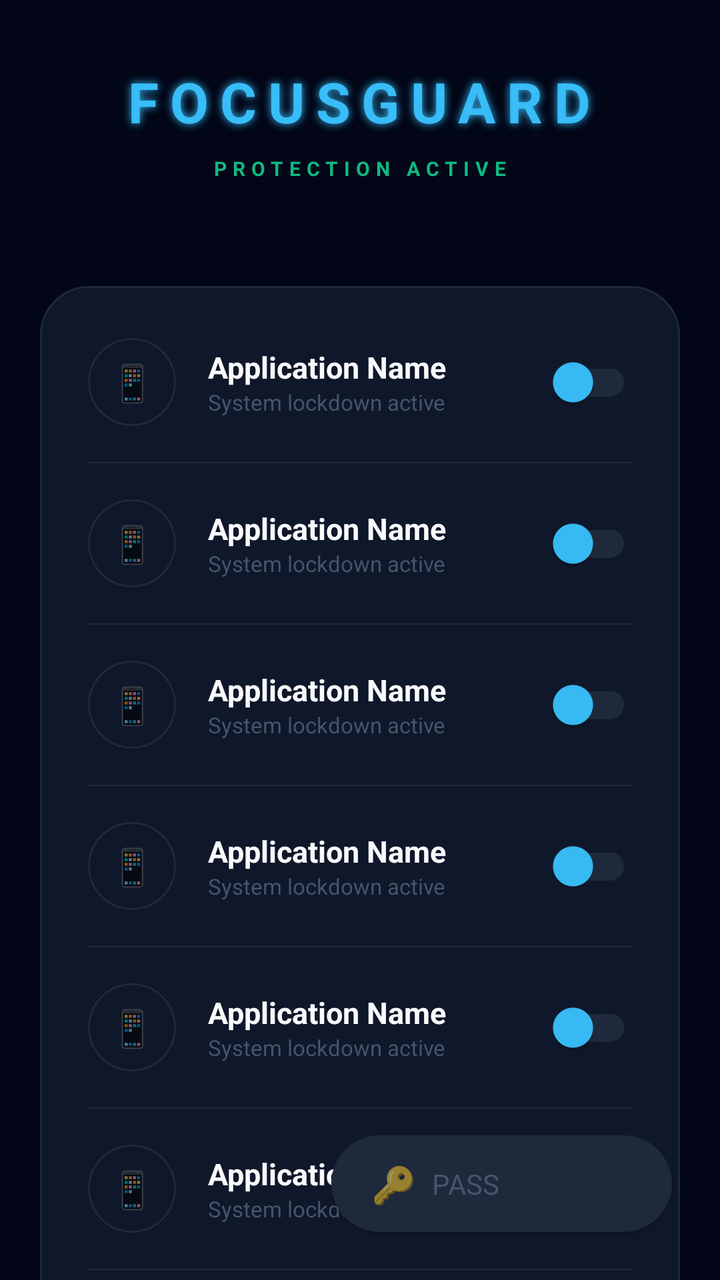
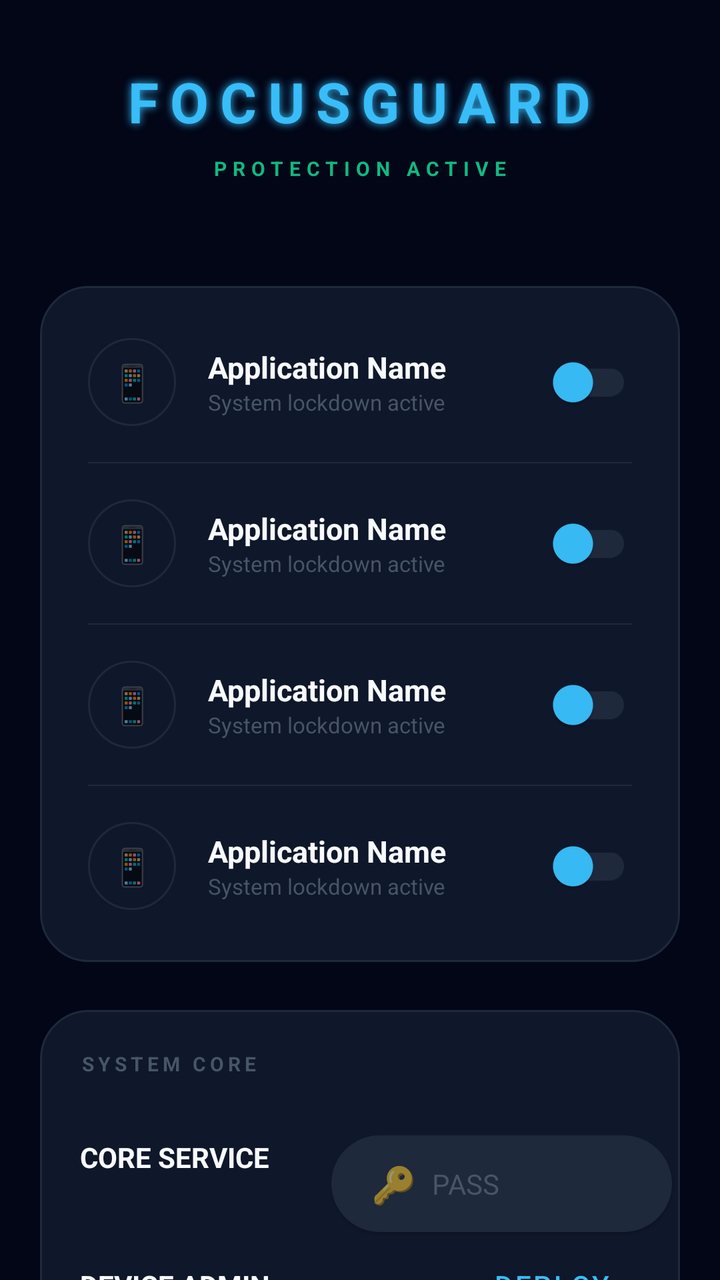

Two renders of the same Android screen: before a commit and after it. Below are the layout's source before the change and the commit's diff.
<!-- AndroidManifest.xml: activity theme Theme.FocusGuard -->
<!-- res/layout/activity_main.xml -->
<?xml version="1.0" encoding="utf-8"?>
<androidx.constraintlayout.widget.ConstraintLayout 
    xmlns:android="http://schemas.android.com/apk/res/android"
    xmlns:app="http://schemas.android.com/apk/res-auto"
    android:layout_width="match_parent"
    android:layout_height="match_parent"
    android:background="@color/bg_midnight">

    
    <LinearLayout
        android:id="@+id/header"
        android:layout_width="match_parent"
        android:layout_height="wrap_content"
        android:orientation="vertical"
        android:padding="32dp"
        android:gravity="center"
        app:layout_constraintTop_toTopOf="parent">

        <TextView
            android:layout_width="wrap_content"
            android:layout_height="wrap_content"
            android:text="FOCUSGUARD"
            android:textColor="@color/neon_blue"
            android:textSize="28sp"
            android:textStyle="bold"
            android:letterSpacing="0.2"
            android:shadowColor="@color/neon_blue"
            android:shadowDx="0"
            android:shadowDy="0"
            android:shadowRadius="10"/>

        <TextView
            android:layout_width="wrap_content"
            android:layout_height="wrap_content"
            android:text="PROTECTION ACTIVE"
            android:textColor="@color/success_emerald"
            android:textSize="10sp"
            android:textStyle="bold"
            android:letterSpacing="0.3"
            android:layout_marginTop="8dp"/>
    </LinearLayout>

    <androidx.core.widget.NestedScrollView
        android:layout_width="match_parent"
        android:layout_height="0dp"
        app:layout_constraintTop_toBottomOf="@id/header"
        app:layout_constraintBottom_toBottomOf="parent">

        <LinearLayout
            android:layout_width="match_parent"
            android:layout_height="wrap_content"
            android:orientation="vertical"
            android:padding="20dp">

            

            
            <LinearLayout
                android:layout_width="match_parent"
                android:layout_height="wrap_content"
                android:orientation="vertical"
                android:background="@drawable/shape_futuristic_card"
                android:padding="8dp"
                android:layout_marginBottom="24dp">

                <include layout="@layout/item_switch_futuristic" android:id="@+id/rowWhatsApp" />
                <View android:layout_width="match_parent" android:layout_height="0.5dp" android:background="#1E293B" android:layout_marginHorizontal="16dp"/>
                <include layout="@layout/item_switch_futuristic" android:id="@+id/rowYouTube" />
                <View android:layout_width="match_parent" android:layout_height="0.5dp" android:background="#1E293B" android:layout_marginHorizontal="16dp"/>
                <include layout="@layout/item_switch_futuristic" android:id="@+id/rowInstagram" />
                <View android:layout_width="match_parent" android:layout_height="0.5dp" android:background="#1E293B" android:layout_marginHorizontal="16dp"/>
                <include layout="@layout/item_switch_futuristic" android:id="@+id/rowGoogleAssistant" />
                <View android:layout_width="match_parent" android:layout_height="0.5dp" android:background="#1E293B" android:layout_marginHorizontal="16dp"/>
                <include layout="@layout/item_switch_futuristic" android:id="@+id/rowGoogleDocs" />
                <View android:layout_width="match_parent" android:layout_height="0.5dp" android:background="#1E293B" android:layout_marginHorizontal="16dp"/>
                <include layout="@layout/item_switch_futuristic" android:id="@+id/rowPrivateDNS" />
                <View android:layout_width="match_parent" android:layout_height="0.5dp" android:background="#1E293B" android:layout_marginHorizontal="16dp"/>
                <include layout="@layout/item_switch_futuristic" android:id="@+id/rowBlockerHero" />
            </LinearLayout>

            
            <com.google.android.material.card.MaterialCardView
                android:id="@+id/btnOpenAccessibilityBlocker"
                android:layout_width="match_parent"
                android:layout_height="wrap_content"
                app:cardCornerRadius="16dp"
                app:cardBackgroundColor="@color/card_glass"
                app:strokeWidth="1dp"
                app:strokeColor="#1E293B"
                android:layout_marginBottom="24dp"
                android:clickable="true"
                android:focusable="true"
                android:foreground="?android:attr/selectableItemBackground">
                
                <LinearLayout
                    android:layout_width="match_parent"
                    android:layout_height="wrap_content"
                    android:orientation="horizontal"
                    android:padding="20dp"
                    android:gravity="center_vertical">
                    <TextView
                        android:layout_width="wrap_content"
                        android:layout_height="wrap_content"
                        android:text="🚫"
                        android:textSize="24sp"
                        android:layout_marginEnd="16dp"/>
                    <LinearLayout
                        android:layout_width="0dp"
                        android:layout_height="wrap_content"
                        android:layout_weight="1"
                        android:orientation="vertical">
                        <TextView
                            android:layout_width="wrap_content"
                            android:layout_height="wrap_content"
                            android:text="এক্সেসিবিলিটি বন্ধ করা"
                            android:textColor="@color/white"
                            android:textStyle="bold"
                            android:textSize="16sp"/>
                        <TextView
                            android:layout_width="wrap_content"
                            android:layout_height="wrap_content"
                            android:text="Block specific apps accessibility settings"
                            android:textColor="@color/text_low"
                            android:textSize="12sp"/>
                    </LinearLayout>
                    <TextView
                        android:layout_width="wrap_content"
                        android:layout_height="wrap_content"
                        android:text="➔"
                        android:textColor="@color/neon_blue"
                        android:textSize="18sp"
                        android:textStyle="bold"/>
                </LinearLayout>
            </com.google.android.material.card.MaterialCardView>

            
            <LinearLayout
                android:layout_width="match_parent"
                android:layout_height="wrap_content"
                android:orientation="vertical"
                android:background="@drawable/shape_futuristic_card"
                android:padding="20dp"
                android:layout_marginBottom="32dp">

                <TextView
                    android:layout_width="wrap_content"
                    android:layout_height="wrap_content"
                    android:text="SYSTEM CORE"
                    android:textColor="@color/text_low"
                    android:textSize="10sp"
                    android:textStyle="bold"
                    android:letterSpacing="0.2"
                    android:layout_marginBottom="16dp"/>

                <LinearLayout
                    android:layout_width="match_parent"
                    android:layout_height="wrap_content"
                    android:orientation="horizontal"
                    android:gravity="center_vertical"
                    android:layout_marginBottom="16dp">
                    <TextView
                        android:id="@+id/tvAccessibilityStatus"
                        android:layout_width="0dp"
                        android:layout_height="wrap_content"
                        android:layout_weight="1"
                        android:text="CORE SERVICE"
                        android:textColor="@color/text_high"
                        android:textStyle="bold"/>
                    <com.google.android.material.button.MaterialButton
                        android:id="@+id/btnEnableAccessibility"
                        style="@style/Widget.MaterialComponents.Button.TextButton"
                        android:layout_width="wrap_content"
                        android:layout_height="wrap_content"
                        android:text="DEPLOY"
                        android:textColor="@color/neon_blue" />
                    <com.google.android.material.button.MaterialButton
                        android:id="@+id/btnDisableAccessibility"
                        style="@style/Widget.MaterialComponents.Button.TextButton"
                        android:layout_width="wrap_content"
                        android:layout_height="wrap_content"
                        android:text="HALT"
                        android:textColor="@color/danger_rose"
                        android:visibility="gone"/>
                </LinearLayout>

                <LinearLayout
                    android:layout_width="match_parent"
                    android:layout_height="wrap_content"
                    android:orientation="horizontal"
                    android:gravity="center_vertical"
                    android:layout_marginBottom="16dp">
                    <TextView
                        android:id="@+id/tvAdminStatus"
                        android:layout_width="0dp"
                        android:layout_height="wrap_content"
                        android:layout_weight="1"
                        android:text="DEVICE ADMIN"
                        android:textColor="@color/text_high"
                        android:textStyle="bold"/>
                    <com.google.android.material.button.MaterialButton
                        android:id="@+id/btnEnableAdmin"
                        style="@style/Widget.MaterialComponents.Button.TextButton"
                        android:layout_width="wrap_content"
                        android:layout_height="wrap_content"
                        android:text="DEPLOY"
                        android:textColor="@color/neon_blue" />
                    <com.google.android.material.button.MaterialButton
                        android:id="@+id/btnDisableAdmin"
                        style="@style/Widget.MaterialComponents.Button.TextButton"
                        android:layout_width="wrap_content"
                        android:layout_height="wrap_content"
                        android:text="HALT"
                        android:textColor="@color/danger_rose"
                        android:visibility="gone"/>
                </LinearLayout>

                
                <View
                    android:layout_width="match_parent"
                    android:layout_height="0.5dp"
                    android:background="#1E293B"
                    android:layout_marginVertical="8dp"/>

                
                <TextView
                    android:layout_width="wrap_content"
                    android:layout_height="wrap_content"
                    android:text="PROTECTION LOCKS"
                    android:textColor="@color/text_low"
                    android:textSize="10sp"
                    android:textStyle="bold"
                    android:letterSpacing="0.2"
                    android:layout_marginTop="8dp"
                    android:layout_marginBottom="12dp"/>

                
                <LinearLayout
                    android:layout_width="match_parent"
                    android:layout_height="wrap_content"
                    android:orientation="horizontal"
                    android:gravity="center_vertical"
                    android:layout_marginBottom="8dp">
                    <LinearLayout
                        android:layout_width="0dp"
                        android:layout_height="wrap_content"
                        android:layout_weight="1"
                        android:orientation="vertical">
                        <TextView
                            android:layout_width="wrap_content"
                            android:layout_height="wrap_content"
                            android:text="🔒 Accessibility Lock"
                            android:textColor="@color/text_high"
                            android:textStyle="bold"
                            android:textSize="14sp"/>
                        <TextView
                            android:layout_width="wrap_content"
                            android:layout_height="wrap_content"
                            android:text="Block disabling service from settings"
                            android:textColor="@color/text_low"
                            android:textSize="11sp"/>
                    </LinearLayout>
                    <androidx.appcompat.widget.SwitchCompat
                        android:id="@+id/switchBlockAccessibility"
                        android:layout_width="wrap_content"
                        android:layout_height="wrap_content"/>
                </LinearLayout>

                
                <LinearLayout
                    android:layout_width="match_parent"
                    android:layout_height="wrap_content"
                    android:orientation="horizontal"
                    android:gravity="center_vertical"
                    android:layout_marginBottom="16dp">
                    <LinearLayout
                        android:layout_width="0dp"
                        android:layout_height="wrap_content"
                        android:layout_weight="1"
                        android:orientation="vertical">
                        <TextView
                            android:layout_width="wrap_content"
                            android:layout_height="wrap_content"
                            android:text="🛡️ Admin Lock"
                            android:textColor="@color/text_high"
                            android:textStyle="bold"
                            android:textSize="14sp"/>
                        <TextView
                            android:layout_width="wrap_content"
                            android:layout_height="wrap_content"
                            android:text="Block removing device admin rights"
                            android:textColor="@color/text_low"
                            android:textSize="11sp"/>
                    </LinearLayout>
                    <androidx.appcompat.widget.SwitchCompat
                        android:id="@+id/switchBlockDeviceAdmin"
                        android:layout_width="wrap_content"
                        android:layout_height="wrap_content"/>
                </LinearLayout>

                <com.google.android.material.button.MaterialButton
                    android:id="@+id/btnSavePassword"
                    android:layout_width="match_parent"
                    android:layout_height="56dp"
                    android:text="SAVE PASSWORD"
                    android:backgroundTint="@color/grad_start"
                    app:cornerRadius="16dp"
                    android:textStyle="bold"
                    android:letterSpacing="0.1"/>
            </LinearLayout>
        </LinearLayout>
    </androidx.core.widget.NestedScrollView>

    
    <com.google.android.material.card.MaterialCardView
        android:layout_width="wrap_content"
        android:layout_height="wrap_content"
        app:cardCornerRadius="30dp"
        app:cardBackgroundColor="@color/card_glass"
        app:strokeWidth="1dp"
        app:strokeColor="#1E293B"
        android:layout_margin="24dp"
        app:layout_constraintBottom_toBottomOf="parent"
        app:layout_constraintEnd_toEndOf="parent">
        
        <LinearLayout
            android:layout_width="wrap_content"
            android:layout_height="wrap_content"
            android:paddingHorizontal="20dp"
            android:paddingVertical="12dp"
            android:gravity="center_vertical">
            <TextView
                android:layout_width="wrap_content"
                android:layout_height="wrap_content"
                android:text="🔑"
                android:textSize="18sp"/>
            <EditText
                android:id="@+id/etPasscode"
                android:layout_width="100dp"
                android:layout_height="wrap_content"
                android:hint="PASS"
                android:inputType="textPassword"
                android:background="@android:color/transparent"
                android:textColor="@color/white"
                android:textColorHint="@color/text_low"
                android:layout_marginStart="8dp"
                android:textSize="14sp"/>
        </LinearLayout>
    </com.google.android.material.card.MaterialCardView>

</androidx.constraintlayout.widget.ConstraintLayout>
<!-- res/layout/item_switch_futuristic.xml (included above) -->
<?xml version="1.0" encoding="utf-8"?>
<LinearLayout xmlns:android="http://schemas.android.com/apk/res/android"
    android:layout_width="match_parent"
    android:layout_height="wrap_content"
    android:orientation="horizontal"
    android:padding="16dp"
    android:gravity="center_vertical">

    <TextView
        android:id="@+id/itemIcon"
        android:layout_width="44dp"
        android:layout_height="44dp"
        android:background="@drawable/shape_futuristic_card"
        android:gravity="center"
        android:text="📱"
        android:textSize="18sp" />

    <LinearLayout
        android:layout_width="0dp"
        android:layout_height="wrap_content"
        android:layout_weight="1"
        android:layout_marginStart="16dp"
        android:orientation="vertical">

        <TextView
            android:id="@+id/itemTitle"
            android:layout_width="wrap_content"
            android:layout_height="wrap_content"
            android:text="Application Name"
            android:textColor="@color/text_high"
            android:textStyle="bold"
            android:textSize="15sp"/>

        <TextView
            android:id="@+id/itemDesc"
            android:layout_width="wrap_content"
            android:layout_height="wrap_content"
            android:text="System lockdown active"
            android:textColor="@color/text_low"
            android:textSize="11sp" />
    </LinearLayout>

    <androidx.appcompat.widget.SwitchCompat
        android:id="@+id/itemSwitch"
        android:layout_width="wrap_content"
        android:layout_height="wrap_content"
        android:saveEnabled="false"
        android:thumbTint="@color/neon_blue"
        android:trackTint="@color/card_glass"/>
</LinearLayout>
<!-- resources referenced by this layout -->
<resources>
  <color name="bg_midnight">#020617</color>
  <color name="card_glass">#1E293B</color>
  <color name="danger_rose">#F43F5E</color>
  <color name="grad_start">#3B82F6</color>
  <color name="neon_blue">#38BDF8</color>
  <color name="success_emerald">#10B981</color>
  <color name="text_high">#F8FAFC</color>
  <color name="text_low">#475569</color>
  <color name="white">#FFFFFF</color>
  <!-- drawable shape_futuristic_card (drawable) -->
  <?xml version="1.0" encoding="utf-8"?>
  <shape xmlns:android="http://schemas.android.com/apk/res/android">
      <corners android:radius="24dp" />
      <solid android:color="@color/card_dark" />
      <stroke android:width="1dp" android:color="#1E293B" />
  </shape>
  <style name="Theme.FocusGuard" parent="Theme.MaterialComponents.Light.NoActionBar">
          
          <item name="colorPrimary">@color/bg_midnight</item>
          <item name="colorPrimaryDark">@color/bg_midnight</item>
          <item name="colorAccent">@color/neon_blue</item>
          
          
          <item name="android:statusBarColor">@color/bg_midnight</item>
          <item name="android:windowBackground">@color/bg_midnight</item>
          
          
          <item name="materialButtonStyle">@style/Widget.MaterialComponents.Button</item>
      </style>
  <color name="card_dark">#0F172A</color>
</resources>

<!-- the commit's change to res/layout/activity_main.xml (unified diff, before → after) -->
@@ -65,73 +65,12 @@
 
                 <include layout="@layout/item_switch_futuristic" android:id="@+id/rowWhatsApp" />
                 <View android:layout_width="match_parent" android:layout_height="0.5dp" android:background="#1E293B" android:layout_marginHorizontal="16dp"/>
-                <include layout="@layout/item_switch_futuristic" android:id="@+id/rowYouTube" />
-                <View android:layout_width="match_parent" android:layout_height="0.5dp" android:background="#1E293B" android:layout_marginHorizontal="16dp"/>
-                <include layout="@layout/item_switch_futuristic" android:id="@+id/rowInstagram" />
-                <View android:layout_width="match_parent" android:layout_height="0.5dp" android:background="#1E293B" android:layout_marginHorizontal="16dp"/>
                 <include layout="@layout/item_switch_futuristic" android:id="@+id/rowGoogleAssistant" />
                 <View android:layout_width="match_parent" android:layout_height="0.5dp" android:background="#1E293B" android:layout_marginHorizontal="16dp"/>
                 <include layout="@layout/item_switch_futuristic" android:id="@+id/rowGoogleDocs" />
                 <View android:layout_width="match_parent" android:layout_height="0.5dp" android:background="#1E293B" android:layout_marginHorizontal="16dp"/>
-                <include layout="@layout/item_switch_futuristic" android:id="@+id/rowPrivateDNS" />
-                <View android:layout_width="match_parent" android:layout_height="0.5dp" android:background="#1E293B" android:layout_marginHorizontal="16dp"/>
                 <include layout="@layout/item_switch_futuristic" android:id="@+id/rowBlockerHero" />
             </LinearLayout>
-
-            
-            <com.google.android.material.card.MaterialCardView
-                android:id="@+id/btnOpenAccessibilityBlocker"
-                android:layout_width="match_parent"
-                android:layout_height="wrap_content"
-                app:cardCornerRadius="16dp"
-                app:cardBackgroundColor="@color/card_glass"
-                app:strokeWidth="1dp"
-                app:strokeColor="#1E293B"
-                android:layout_marginBottom="24dp"
-                android:clickable="true"
-                android:focusable="true"
-                android:foreground="?android:attr/selectableItemBackground">
-                
-                <LinearLayout
-                    android:layout_width="match_parent"
-                    android:layout_height="wrap_content"
-                    android:orientation="horizontal"
-                    android:padding="20dp"
-                    android:gravity="center_vertical">
-                    <TextView
-                        android:layout_width="wrap_content"
-                        android:layout_height="wrap_content"
-                        android:text="🚫"
-                        android:textSize="24sp"
-                        android:layout_marginEnd="16dp"/>
-                    <LinearLayout
-                        android:layout_width="0dp"
-                        android:layout_height="wrap_content"
-                        android:layout_weight="1"
-                        android:orientation="vertical">
-                        <TextView
-                            android:layout_width="wrap_content"
-                            android:layout_height="wrap_content"
-                            android:text="এক্সেসিবিলিটি বন্ধ করা"
-                            android:textColor="@color/white"
-                            android:textStyle="bold"
-                            android:textSize="16sp"/>
-                        <TextView
-                            android:layout_width="wrap_content"
-                            android:layout_height="wrap_content"
-                            android:text="Block specific apps accessibility settings"
-                            android:textColor="@color/text_low"
-                            android:textSize="12sp"/>
-                    </LinearLayout>
-                    <TextView
-                        android:layout_width="wrap_content"
-                        android:layout_height="wrap_content"
-                        android:text="➔"
-                        android:textColor="@color/neon_blue"
-                        android:textSize="18sp"
-                        android:textStyle="bold"/>
-                </LinearLayout>
-            </com.google.android.material.card.MaterialCardView>
 
             
             <LinearLayout
